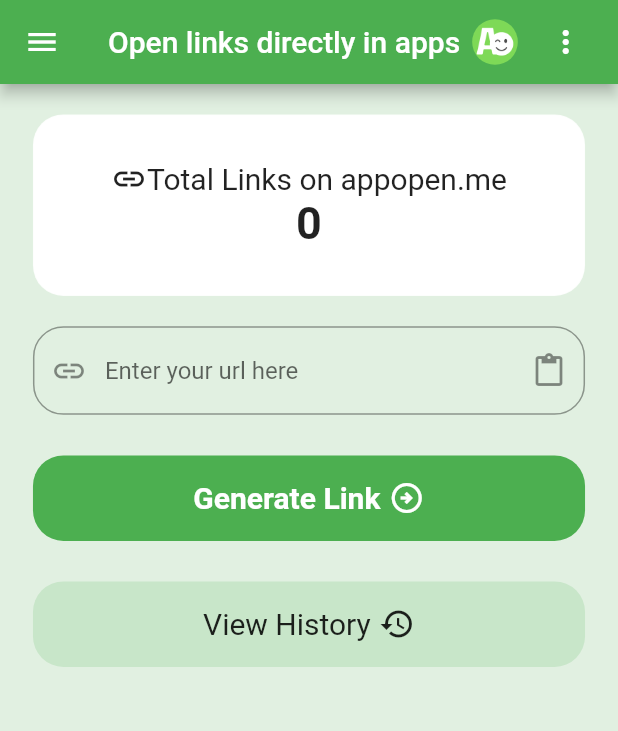
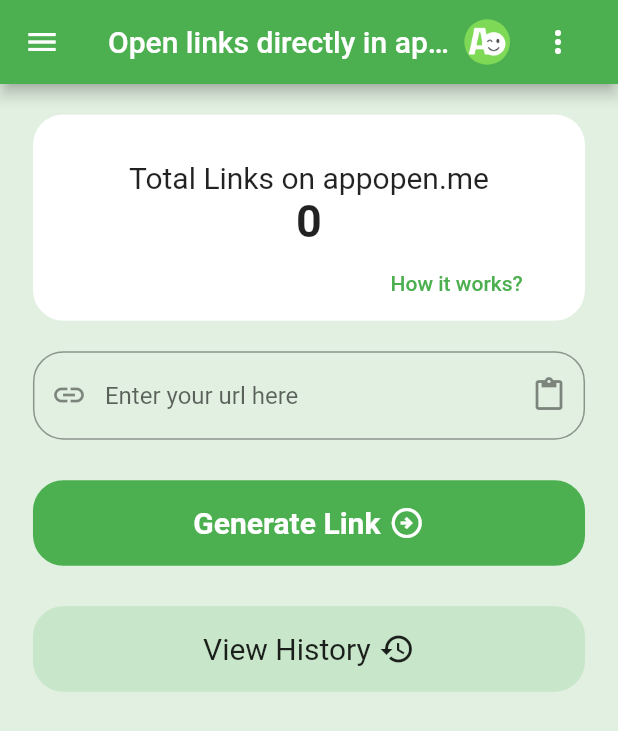
Before and after one commit to androidshashi/app_open, a Flutter app: the screen it shows after launch, on a phone screen of 412 x 824 dp. Shown: the top 731 px of the screen. Run offline on Flutter 3.47's test engine with Material 2 defaults, Android fonts, the phone set to English and light mode, and no system bars; our stand-ins replace dio, easy_localization, flutter_screenutil, fluttertoast, fpdart, get and 7 more; accounts and stored records are empty; generated files the repository leaves out were written again; network calls fail.

Commit message:
Contact us, menu drawer, search url , etc completed.

```diff
--- a/assets/translations/en.json
+++ b/assets/translations/en.json
@@ -20,6 +20,7 @@
   "share": "Share",
   "rateUs": "Rate Us",
   "install": "Install Now",
+  "howItWorks": "How it works?",
   "ad": "AD",
   "generateLinkToOpen": "Generate link to open inside proper app.",
   "home": "Home",
--- a/lib/src/views/contact_us/contact_us_screen.dart
+++ b/lib/src/views/contact_us/contact_us_screen.dart
@@ -39,7 +39,7 @@
                       title: AppLocalization.submit,
                     ),
                     SizedBox(height: 10.h,),
-                    Container(color:Colors.red.shade100, padding: EdgeInsets.all(8.h), child: Text("We will reply to your message within 8 working hours. So, please have patience. Thanks for using appopen.me", style: TextStyle(color: Colors.black54),)),
+                    Container(color:Colors.red.shade100, padding: EdgeInsets.all(8.h), child: Text("We will reply to your message within 8 working hours. So, please have patience. Thanks for using appopen.me", style: TextStyle(color: Colors.black54,fontSize: 10.sp),)),
                     SizedBox(height: 10.h,),
                     Container(color:Colors.white54, alignment: Alignment.center, width:double.infinity, padding: EdgeInsets.all(10.h), child: Text("Meanwhile use our web tool".toUpperCase(), style: TextStyle(color: Colors.black54, fontSize: 20.sp),)),
                     SizedBox(height: 10.h,),
--- a/lib/src/views/custom_widgets/custom_appbar.dart
+++ b/lib/src/views/custom_widgets/custom_appbar.dart
@@ -14,7 +14,7 @@
     title: Row(
       mainAxisAlignment: MainAxisAlignment.spaceBetween,
       children: [
-        Text(text ?? AppLocalization.openLinksDirectlyInApps),
+        Expanded(child: Text(text ?? AppLocalization.openLinksDirectlyInApps)),
         Row(
           children: [
             Padding(
--- a/lib/src/views/custom_widgets/custom_drawer.dart
+++ b/lib/src/views/custom_widgets/custom_drawer.dart
@@ -83,6 +83,12 @@
             Get.to(()=> ContactUsScreen());
           }),
       getDrawerItem(
+          title: AppLocalization.contactUS,
+          onTap: () {
+            Get.back();
+            Get.to(()=> ContactUsScreen());
+          }),
+      getDrawerItem(
           title: AppLocalization.rateUs,
           onTap: () async {
             Get.back();
--- a/lib/src/views/custom_widgets/custom_widgets.dart
+++ b/lib/src/views/custom_widgets/custom_widgets.dart
@@ -110,12 +110,12 @@
                 fontSize: 20),
           ),
           SizedBox(
-            width: 5.w,
+            width: iconData!=null?5.w:0,
           ),
-           Icon(
+          iconData!=null? Icon(
            iconData,
             color: Colors.white,
-          )
+          ):SizedBox()
         ],
       ),
     ),
--- a/lib/src/views/home_screen/home_screen.dart
+++ b/lib/src/views/home_screen/home_screen.dart
@@ -4,8 +4,9 @@
 import 'package:app_open/src/views/custom_widgets/custom_appbar.dart';
 import 'package:app_open/src/views/custom_widgets/custom_drawer.dart';
 import 'package:app_open/src/views/custom_widgets/view_history_button.dart';
+import 'package:app_open/utils/app_localization.dart';
+import 'package:app_open/utils/constants.dart';
 import 'package:app_open/utils/extension_methods.dart';
-import 'package:app_open/utils/app_localization.dart';
 import 'package:flutter/material.dart';
 import 'package:flutter_screenutil/flutter_screenutil.dart';
 import 'package:get/get.dart';
@@ -32,19 +33,21 @@
           height: double.infinity,
           child: SingleChildScrollView(
             child: Column(
+              crossAxisAlignment: CrossAxisAlignment.center,
               children: [
                 SizedBox(
                   height: 20.h,
                 ),
                 _totalLinksContainer(context),
-                SizedBox(height: 20.h),
+                SizedBox(
+                  height: 20.h,
+                ),
                 _buildUrlInputField(),
                 SizedBox(
                   height: 5.h,
                 ),
                 Obx(
                   () => customButton(
-
                     onTap: () {
                       if (!(_formKey.currentState?.validate() ?? false)) {
                         return;
@@ -56,7 +59,10 @@
                       //save form state
                       _formKey.currentState?.save();
                     },
-                      isLoading: _controller.isLoading.value, title: AppLocalization.generateLink, iconData:  Icons.arrow_circle_right_outlined,),
+                    isLoading: _controller.isLoading.value,
+                    title: AppLocalization.generateLink,
+                    iconData: Icons.arrow_circle_right_outlined,
+                  ),
                 ),
                 SizedBox(
                   height: 5.h,
@@ -93,7 +99,11 @@
     var textStyle = const TextStyle(fontSize: 20);
 
     return Container(
-      padding: EdgeInsets.symmetric(vertical: 30.h, horizontal: 10.w),
+      padding: EdgeInsets.only(
+        top: 30.h,
+        left: 10.w,
+        right: 10.w,
+      ),
       margin: EdgeInsets.only(left: 20.w, right: 20.w),
       decoration: decoration,
       child: Column(
@@ -101,8 +111,8 @@
         children: [
           Row(
             mainAxisAlignment: MainAxisAlignment.center,
+            mainAxisSize: MainAxisSize.max,
             children: [
-              const Icon(Icons.link),
               Text(
                 AppLocalization.totalLinks,
                 style: textStyle,
@@ -116,6 +126,17 @@
               overflow: TextOverflow.ellipsis,
               textAlign: TextAlign.center,
               style: numberTextStyle,
+            ),
+          ),
+          Padding(
+            padding: EdgeInsets.symmetric(horizontal: 20.w),
+            child: Align(
+              alignment: Alignment.centerRight,
+              child: TextButton(
+                  onPressed: () {
+                    HOW_IT_WORKS_URL.launch();
+                  },
+                  child: Text(AppLocalization.howItWorks)),
             ),
           ),
         ],
@@ -135,5 +156,4 @@
       ),
     );
   }
-
 }
--- a/lib/utils/app_localization.dart
+++ b/lib/utils/app_localization.dart
@@ -43,6 +43,7 @@
   static String keywordToolForYoutube="keywordToolForYoutube".tr();
 
   static String appNotWorking = "appNotWorking".tr();
+  static String howItWorks = "howItWorks".tr();
 
   static String helpAndFeedback = "helpAndFeedback".tr();
 
--- a/lib/utils/constants.dart
+++ b/lib/utils/constants.dart
@@ -5,6 +5,7 @@
 const String APPOPEN_URL = "https://appopen.me/";
 const String KEY_TYPE_YT = "yt";
 const String KEY_TYPE_IG = "ig";
+const String HOW_IT_WORKS_URL = "https://earningdesire.com/how-to-gain-subscribers-using-appopen-me/";
 const String PRIVACY_POLICY_URL = "https://sites.google.com/view/appopen-me/";
 const String TNC_URL = "https://sites.google.com/view/appopen-me/tnc";
 const String ABOUT_URL = "https://appopen.me/about";
--- a/pubspec.yaml
+++ b/pubspec.yaml
@@ -16,7 +16,7 @@
 # https://developer.apple.com/library/archive/documentation/General/Reference/InfoPlistKeyReference/Articles/CoreFoundationKeys.html
 # In Windows, build-name is used as the major, minor, and patch parts
 # of the product and file versions while build-number is used as the build suffix.
-version: 1.0.4+6
+version: 1.0.5+7
 
 environment:
   sdk: '>=2.19.1 <3.0.0'
```
Also changed, not shown: 1 other file. Lines whose indentation alone changed are shown as unchanged.
